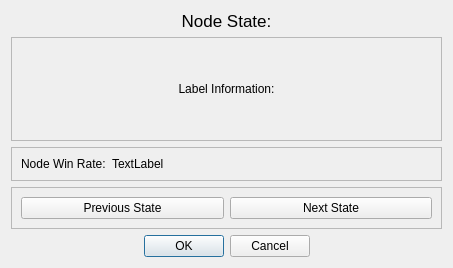
This is UI/Functions/NodeInfoDialog.ui in SasankPeetha8/AI_Visualizer as Qt 5 draws it before an edit. The edited form follows.
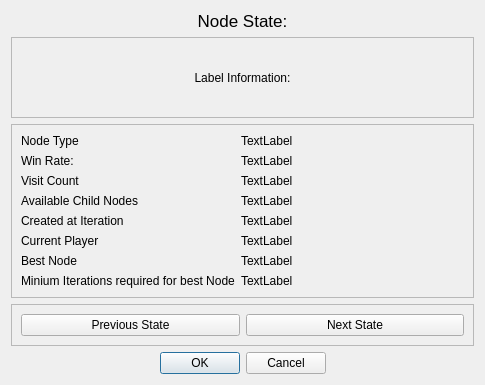
This is the edited form.

Commit message: About to Update Node Dialog

```diff
--- a/UI/Functions/NodeInfoDialog.ui
+++ b/UI/Functions/NodeInfoDialog.ui
@@ -6,8 +6,8 @@
    <rect>
     <x>0</x>
     <y>0</y>
-    <width>453</width>
-    <height>268</height>
+    <width>485</width>
+    <height>385</height>
    </rect>
   </property>
   <property name="sizePolicy">
@@ -86,8 +86,8 @@
      <property name="frameShadow">
       <enum>QFrame::Raised</enum>
      </property>
-     <layout class="QHBoxLayout" name="horizontalLayout_2">
-      <item>
+     <layout class="QFormLayout" name="formLayout">
+      <item row="1" column="0">
        <widget class="QLabel" name="nodeWinLabel">
         <property name="sizePolicy">
          <sizepolicy hsizetype="Minimum" vsizetype="Minimum">
@@ -96,11 +96,18 @@
          </sizepolicy>
         </property>
         <property name="text">
-         <string>Node Win Rate:</string>
+         <string>Win Rate:</string>
         </property>
        </widget>
       </item>
-      <item>
+      <item row="2" column="0">
+       <widget class="QLabel" name="nodeVisitLabel">
+        <property name="text">
+         <string>Visit Count</string>
+        </property>
+       </widget>
+      </item>
+      <item row="1" column="1">
        <widget class="QLabel" name="nodeWinValue">
         <property name="sizePolicy">
          <sizepolicy hsizetype="MinimumExpanding" vsizetype="Minimum">
@@ -113,6 +120,97 @@
         </property>
        </widget>
       </item>
+      <item row="2" column="1">
+       <widget class="QLabel" name="nodeVisitValue">
+        <property name="text">
+         <string>TextLabel</string>
+        </property>
+       </widget>
+      </item>
+      <item row="3" column="1">
+       <widget class="QLabel" name="childNodeValue">
+        <property name="text">
+         <string>TextLabel</string>
+        </property>
+       </widget>
+      </item>
+      <item row="3" column="0">
+       <widget class="QLabel" name="childNodeLabel">
+        <property name="text">
+         <string>Available Child Nodes</string>
+        </property>
+       </widget>
+      </item>
+      <item row="4" column="0">
+       <widget class="QLabel" name="createIterationLabel">
+        <property name="text">
+         <string>Created at Iteration</string>
+        </property>
+       </widget>
+      </item>
+      <item row="4" column="1">
+       <widget class="QLabel" name="createIterationValue">
+        <property name="text">
+         <string>TextLabel</string>
+        </property>
+       </widget>
+      </item>
+      <item row="5" column="0">
+       <widget class="QLabel" name="currentPlayeLabel">
+        <property name="text">
+         <string>Current Player</string>
+        </property>
+       </widget>
+      </item>
+      <item row="5" column="1">
+       <widget class="QLabel" name="currentPlayerValue">
+        <property name="text">
+         <string>TextLabel</string>
+        </property>
+       </widget>
+      </item>
+      <item row="6" column="0">
+       <widget class="QLabel" name="bestNodeLabel">
+        <property name="text">
+         <string>Best Node</string>
+        </property>
+       </widget>
+      </item>
+      <item row="6" column="1">
+       <widget class="QLabel" name="bestNodeValue">
+        <property name="text">
+         <string>TextLabel</string>
+        </property>
+       </widget>
+      </item>
+      <item row="7" column="1">
+       <widget class="QLabel" name="bestNodeIterationsValue">
+        <property name="text">
+         <string>TextLabel</string>
+        </property>
+       </widget>
+      </item>
+      <item row="7" column="0">
+       <widget class="QLabel" name="bestNodeIterationsLabel">
+        <property name="text">
+         <string>Minium Iterations required for best Node</string>
+        </property>
+       </widget>
+      </item>
+      <item row="0" column="0">
+       <widget class="QLabel" name="nodeTypeLabel">
+        <property name="text">
+         <string>Node Type</string>
+        </property>
+       </widget>
+      </item>
+      <item row="0" column="1">
+       <widget class="QLabel" name="nodeTypeValue">
+        <property name="text">
+         <string>TextLabel</string>
+        </property>
+       </widget>
+      </item>
      </layout>
     </widget>
    </item>
```
The commit also changes 20 other files.
